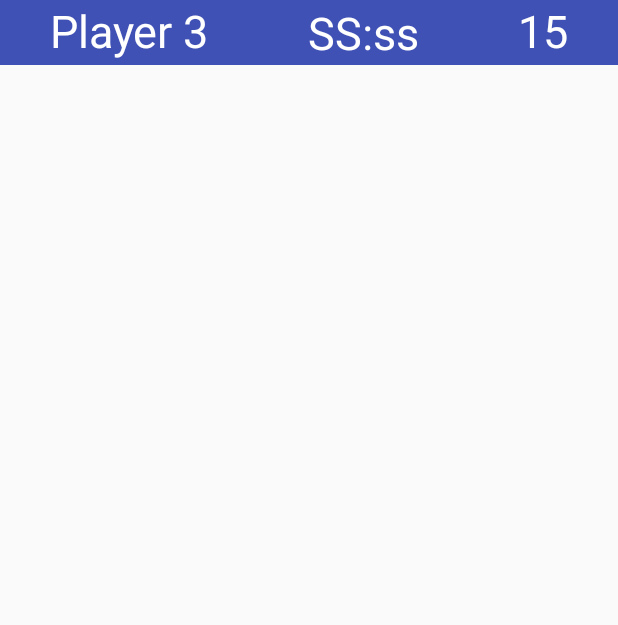
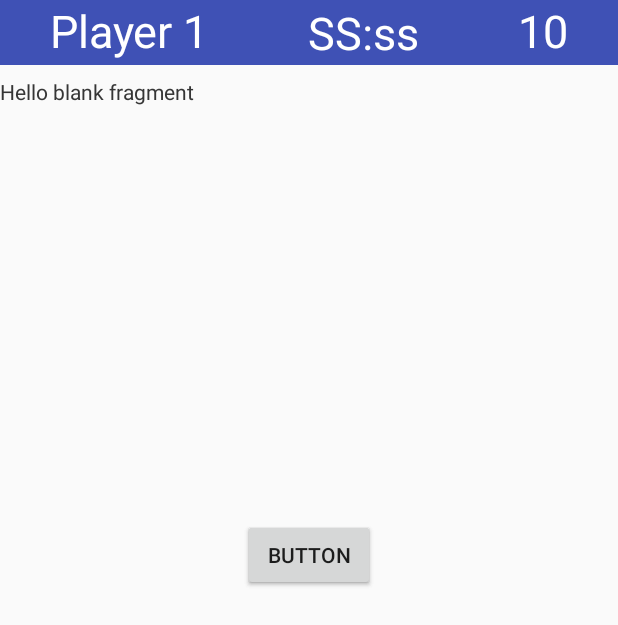
Before and after one commit to riomontana/PartyNonSense, an Android app: the screen it shows after launch (GameActivity), after a tap on "BUTTON", on a phone screen of 412 x 824 dp. Shown: the top 625 px of the screen. Run offline under Robolectric (Android 15) with nearby library versions, the phone set to English and light mode, and no system bars.

Commit message:
Hela GameActivity

```diff
--- a/app/build.gradle
+++ b/app/build.gradle
@@ -22,6 +22,7 @@ dependencies {
     implementation fileTree(dir: 'libs', include: ['*.jar'])
     implementation 'com.android.support:appcompat-v7:26.1.0'
     implementation 'com.android.support.constraint:constraint-layout:1.0.2'
+    implementation 'com.android.support:support-v4:26.1.0'
     testImplementation 'junit:junit:4.12'
     androidTestImplementation 'com.android.support.test:runner:1.0.1'
     androidTestImplementation 'com.android.support.test.espresso:espresso-core:3.0.1'
--- a/app/src/main/java/com/lfo/partynonsense/GameActivity.java
+++ b/app/src/main/java/com/lfo/partynonsense/GameActivity.java
@@ -6,20 +6,31 @@ import android.support.v4.app.FragmentManager;
 import android.support.v4.app.FragmentTransaction;
 import android.support.v7.app.AppCompatActivity;
 import android.os.Bundle;
-import android.widget.ImageButton;
-import android.widget.ImageView;
+import android.util.Log;
 import android.widget.TextView;
 
+import java.util.ArrayList;
+import java.util.Arrays;
 import java.util.HashMap;
 import java.util.LinkedHashMap;
+import java.util.Random;
 
 public class GameActivity extends AppCompatActivity {
 
+    public final static int GAMES_TO_PLAY = 3;
+    public final static int NUMBER_OF_GAMES = 4;
+    public final static int ROTATE_GAME = 1;
+    public final static int WHACK_A_MOLE_GAME = 2;
+    public final static int CONNECTING_DOTS_GAME = 3;
+    public final static int SOUND_SENSOR_GAME = 4;
+
     private TextView tvPlayer, clockTimer, tvScore;
     private HashMap playerScore = new LinkedHashMap<String, Integer>();
-    private int nbrOfPlayers = 0;
+    private int nbrOfPlayers;
     private int currentPlayer = 0;
+    private int currentGame = 0;
     private FragmentManager fragmentManager = getSupportFragmentManager();
+    private ArrayList<Integer> gameFragmentsList = new ArrayList<>();
 
     @Override
     protected void onCreate(Bundle savedInstanceState) {
@@ -32,15 +43,15 @@ public class GameActivity extends AppCompatActivity {
         playerScore.put("Player 3", 15);
         //TODO Testvalues REMOVE
 
+        Intent intent = getIntent();
+        nbrOfPlayers = (Integer) intent.getIntExtra("nbrOfPlayers", -1);
+
         initTopbar();
-        Intent intent = getIntent();
-        nbrOfPlayers = intent.getIntExtra("nbrOfPlayers", -1);
-        for (int x = 0; x < nbrOfPlayers; x++) {
-            currentPlayer++;
-            setTopbarValues(currentPlayer);
+        randomGames();
+
+        nextPlayer();
 
 
-        }
     }
 
     private void initTopbar() {
@@ -54,9 +65,74 @@ public class GameActivity extends AppCompatActivity {
         tvScore.setText(playerScore.get(playerScore.keySet().toArray()[player - 1].toString()).toString());
     }
 
-    public void setFragment(Fragment fragment, String tag, boolean backstack) {
+    private void randomGames() {
+        Random rand = new Random();
+        int game;
+
+        for (int x = 0; x < 3; x++) {
+            boolean run = true;
+            while (run) {
+                game = rand.nextInt(NUMBER_OF_GAMES)+1;
+                if (!gameFragmentsList.contains(game)) {
+                    gameFragmentsList.add(game);
+                    run = false;
+                }
+            }
+        }
+        Log.d("LOG", "randomGames: "+ Arrays.toString(gameFragmentsList.toArray()));
+    }
+
+    private void nextPlayer() {
+        if (currentPlayer < nbrOfPlayers) {
+            setTopbarValues(++currentPlayer);
+            currentGame = 0;
+            changeGame();
+        } else {
+            this.finish();
+            //TODO GAME OVER
+        }
+    }
+
+    public void changeGame() {
+        if (currentGame < GAMES_TO_PLAY) {
+            currentGame++;
+            Log.d("LOG", "current Player: " + currentPlayer);
+            Log.d("LOG", "current game: " + currentGame);
+            switch (gameFragmentsList.get(currentGame - 1)) {
+                case ROTATE_GAME:
+                    Log.d("LOG", "changeGame: ROTATE GAME");
+                    RotateGameFragment fragment = new RotateGameFragment();
+                    setFragment(fragment);
+                    fragment.setText("Roatate Game");
+                    break;
+                case WHACK_A_MOLE_GAME:
+                    Log.d("LOG", "changeGame: WHACK A MOLE");
+                    RotateGameFragment fragment2 = new RotateGameFragment();
+                    setFragment(fragment2);
+                    fragment2.setText("Whack A Mole Game");
+                    break;
+                case CONNECTING_DOTS_GAME:
+                    Log.d("LOG", "changeGame: CONNECTING DOTS");
+                    RotateGameFragment fragment3 = new RotateGameFragment();
+                    setFragment(fragment3);
+                    fragment3.setText("Connecting Dots Game");
+                    break;
+                case SOUND_SENSOR_GAME:
+                    Log.d("LOG", "changeGame: SOUND SENSOR");
+                    RotateGameFragment fragment4 = new RotateGameFragment();
+                    setFragment(fragment4);
+                    fragment4.setText("Sound Sensor Game");
+                    break;
+            }
+        } else {
+            nextPlayer();
+        }
+    }
+
+
+    public void setFragment(Fragment fragment) {
         FragmentTransaction fragmentTransaction = fragmentManager.beginTransaction();
-        fragmentTransaction.replace(R.id., fragment, tag);
+        fragmentTransaction.replace(R.id.fragment, fragment);
         fragmentTransaction.commit();
     }
 
--- /dev/null
+++ b/app/src/main/java/com/lfo/partynonsense/RotateGameFragment.java
@@ -0,0 +1,47 @@
+package com.lfo.partynonsense;
+
+
+import android.os.Bundle;
+import android.support.v4.app.Fragment;
+import android.util.Log;
+import android.view.LayoutInflater;
+import android.view.View;
+import android.view.ViewGroup;
+import android.widget.Button;
+import android.widget.TextView;
+
+import org.w3c.dom.Text;
+
+
+public class RotateGameFragment extends Fragment {
+
+    private GameActivity gameActivity;
+    private TextView textView;
+    private View view;
+
+    public RotateGameFragment() {
+        // Required empty public constructor
+    }
+
+    @Override
+    public View onCreateView(LayoutInflater inflater, ViewGroup container,
+                             Bundle savedInstanceState) {
+        view = inflater.inflate(R.layout.fragment_rotate_game, container, false);
+        textView = (TextView) view.findViewById(R.id.textView2);
+        Button button = (Button) view.findViewById(R.id.btnChange);
+        button.setOnClickListener(new View.OnClickListener() {
+            @Override
+            public void onClick(View view) {
+                ((GameActivity)getActivity()).changeGame();
+
+            }
+        });
+
+        return view;
+    }
+
+    public void setText(String game) {
+
+//        textView.setText("Detta är spel : " + game);
+    }
+}
--- a/app/src/main/res/layout/activity_game.xml
+++ b/app/src/main/res/layout/activity_game.xml
@@ -7,13 +7,14 @@
     tools:context="com.lfo.partynonsense.GameActivity">
 
     <LinearLayout
+        android:id="@+id/linearLayout"
         android:layout_width="match_parent"
         android:layout_height="wrap_content"
+        android:background="@color/colorPrimary"
         android:gravity="center_vertical"
         android:orientation="horizontal"
         app:layout_constraintEnd_toEndOf="parent"
         app:layout_constraintStart_toStartOf="parent"
-        android:background="@color/colorPrimary"
         app:layout_constraintTop_toTopOf="parent">
 
         <TextView
@@ -22,8 +23,8 @@
             android:layout_height="43dp"
             android:layout_weight="1"
             android:text="Player"
+            android:textAlignment="center"
             android:textColor="@android:color/white"
-            android:textAlignment="center"
             android:textSize="30sp"
             tools:layout_editor_absoluteX="280dp"
             tools:layout_editor_absoluteY="258dp" />
@@ -36,8 +37,8 @@
             android:layout_row="0"
             android:layout_weight="1"
             android:text="SS:ss"
+            android:textAlignment="center"
             android:textColor="@android:color/white"
-            android:textAlignment="center"
             android:textSize="30sp"
             tools:layout_editor_absoluteX="38dp"
             tools:layout_editor_absoluteY="207dp" />
@@ -48,12 +49,23 @@
             android:layout_height="43dp"
             android:layout_weight="1"
             android:text="1000 p"
+            android:textAlignment="center"
             android:textColor="@android:color/white"
-            android:textAlignment="center"
             android:textSize="30sp"
             tools:layout_editor_absoluteX="280dp"
             tools:layout_editor_absoluteY="258dp" />
 
     </LinearLayout>
 
+    <fragment
+        android:id="@+id/fragment"
+        android:name="com.lfo.partynonsense.RotateGameFragment"
+        android:layout_width="0dp"
+        android:layout_height="0dp"
+        android:layout_marginTop="8dp"
+        app:layout_constraintBottom_toBottomOf="parent"
+        app:layout_constraintEnd_toEndOf="parent"
+        app:layout_constraintStart_toStartOf="parent"
+        app:layout_constraintTop_toBottomOf="@+id/linearLayout" />
+
 </android.support.constraint.ConstraintLayout>
--- /dev/null
+++ b/app/src/main/res/layout/fragment_rotate_game.xml
@@ -0,0 +1,30 @@
+<android.support.constraint.ConstraintLayout xmlns:android="http://schemas.android.com/apk/res/android"
+    xmlns:app="http://schemas.android.com/apk/res-auto"
+    xmlns:tools="http://schemas.android.com/tools"
+    android:id="@+id/frameLayout"
+    android:layout_width="match_parent"
+    android:layout_height="match_parent"
+    tools:context="com.lfo.partynonsense.RotateGameFragment">
+
+    <!-- TODO: Update blank fragment layout -->
+    <TextView
+        android:id="@+id/textView2"
+        android:layout_width="wrap_content"
+        android:layout_height="wrap_content"
+        android:text="@string/hello_blank_fragment" />
+
+    <Button
+        android:id="@+id/btnChange"
+        android:layout_width="wrap_content"
+        android:layout_height="wrap_content"
+        android:layout_marginBottom="327dp"
+        android:layout_marginEnd="148dp"
+        android:layout_marginStart="148dp"
+        android:layout_marginTop="192dp"
+        android:text="Button"
+        app:layout_constraintBottom_toBottomOf="parent"
+        app:layout_constraintEnd_toEndOf="parent"
+        app:layout_constraintStart_toStartOf="parent"
+        app:layout_constraintTop_toTopOf="parent" />
+
+</android.support.constraint.ConstraintLayout>
--- a/app/src/main/res/values/strings.xml
+++ b/app/src/main/res/values/strings.xml
@@ -1,3 +1,6 @@
 <resources>
     <string name="app_name">PartyNonSense</string>
+
+    <!-- TODO: Remove or change this placeholder text -->
+    <string name="hello_blank_fragment">Hello blank fragment</string>
 </resources>
```
